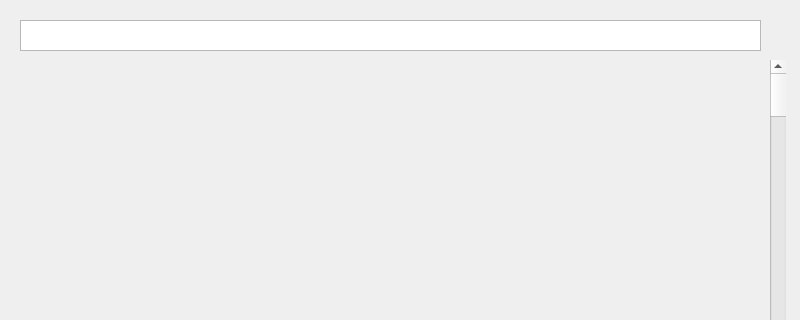
Above: Recman/recman.ui from MSV021/Recman before the change; both pictures show x 0 to 800 and y 0 to 320 of the 800 by 600 pixel window. Below: the same form after it.
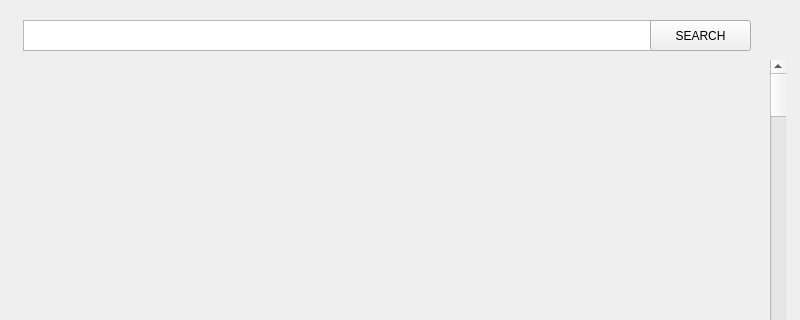
That is the form after the change.

Commit message: Impelment Simple Search System

```diff
--- a/Recman/recman.ui
+++ b/Recman/recman.ui
@@ -62,13 +62,26 @@
    <widget class="QTextEdit" name="textEdit">
     <property name="geometry">
      <rect>
-      <x>20</x>
+      <x>23</x>
       <y>20</y>
-      <width>741</width>
+      <width>631</width>
       <height>31</height>
      </rect>
     </property>
    </widget>
+   <widget class="QPushButton" name="pushButton">
+    <property name="geometry">
+     <rect>
+      <x>650</x>
+      <y>20</y>
+      <width>101</width>
+      <height>31</height>
+     </rect>
+    </property>
+    <property name="text">
+     <string>SEARCH</string>
+    </property>
+   </widget>
   </widget>
   <widget class="QMenuBar" name="menubar">
    <property name="geometry">
```
The commit also changes 3 other files.
